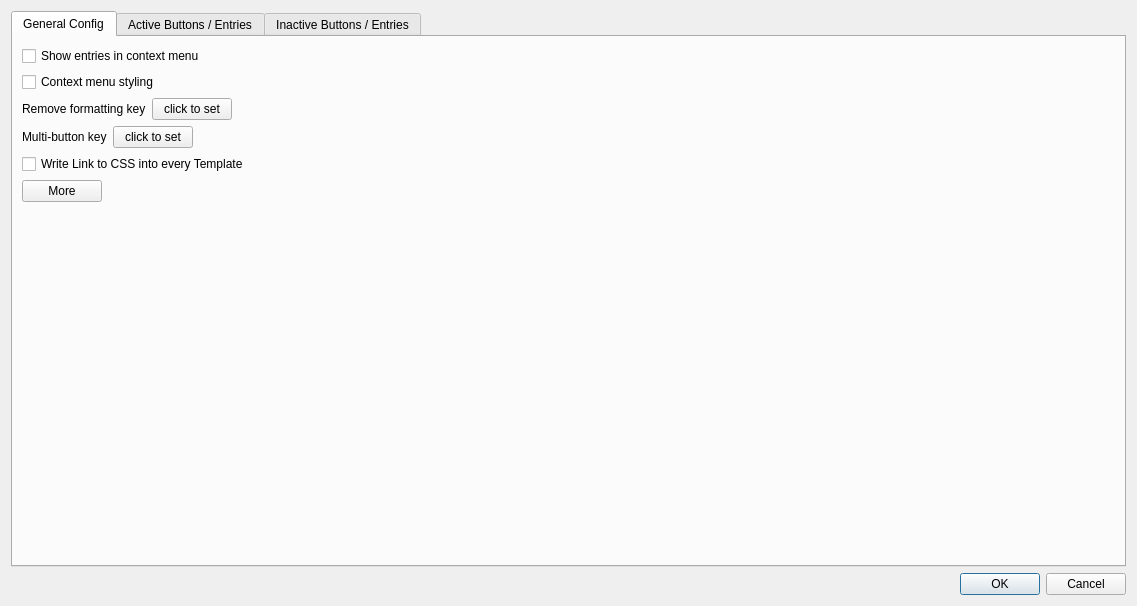
Before: the Qt Designer form designer/settings_main_widgets.ui in ijgnd/anki__editor__apply__font_color__background_color__custom_class__custom_style, drawn with Qt 5.
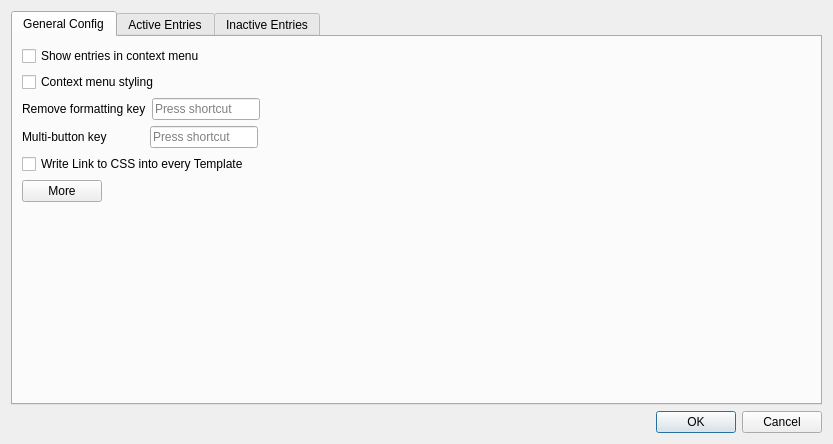
After: the same form once the commit is applied. The open tabs and pages were chosen to show the change.

Commit message: Replace custom shortcut dialog with QKeySequence

```diff
--- a/designer/settings_main_widgets.ui
+++ b/designer/settings_main_widgets.ui
@@ -6,8 +6,8 @@
    <rect>
     <x>0</x>
     <y>0</y>
-    <width>1137</width>
-    <height>606</height>
+    <width>833</width>
+    <height>444</height>
    </rect>
   </property>
   <property name="sizePolicy">
@@ -56,9 +56,12 @@
             </widget>
            </item>
            <item>
-            <widget class="QPushButton" name="pb_global_multibutton_show">
-             <property name="text">
-              <string>click to set</string>
+            <widget class="QKeySequenceEdit" name="remove_formatting_shortcut">
+             <property name="sizePolicy">
+              <sizepolicy hsizetype="Fixed" vsizetype="Fixed">
+               <horstretch>0</horstretch>
+               <verstretch>0</verstretch>
+              </sizepolicy>
              </property>
             </widget>
            </item>
@@ -82,14 +85,17 @@
            <item>
             <widget class="QLabel" name="label_2">
              <property name="text">
-              <string>Multi-button key</string>
+              <string>Multi-button key           </string>
              </property>
             </widget>
            </item>
            <item>
-            <widget class="QPushButton" name="pb_class_undo">
-             <property name="text">
-              <string>click to set</string>
+            <widget class="QKeySequenceEdit" name="multi_button_shortcut">
+             <property name="sizePolicy">
+              <sizepolicy hsizetype="Fixed" vsizetype="Fixed">
+               <horstretch>0</horstretch>
+               <verstretch>0</verstretch>
+              </sizepolicy>
              </property>
             </widget>
            </item>
@@ -158,7 +164,7 @@
      </widget>
      <widget class="QWidget" name="tab_active">
       <attribute name="title">
-       <string>Active Buttons / Entries</string>
+       <string>Active Entries</string>
       </attribute>
       <layout class="QVBoxLayout" name="verticalLayout_4">
        <item>
@@ -229,7 +235,7 @@
      </widget>
      <widget class="QWidget" name="tab_inactive">
       <attribute name="title">
-       <string>Inactive Buttons / Entries</string>
+       <string>Inactive Entries</string>
       </attribute>
       <layout class="QVBoxLayout" name="verticalLayout_6">
        <item>
```
Left out of the diff: 2 changed lines with no effect on the pictures. The commit also changes 15 other files.
